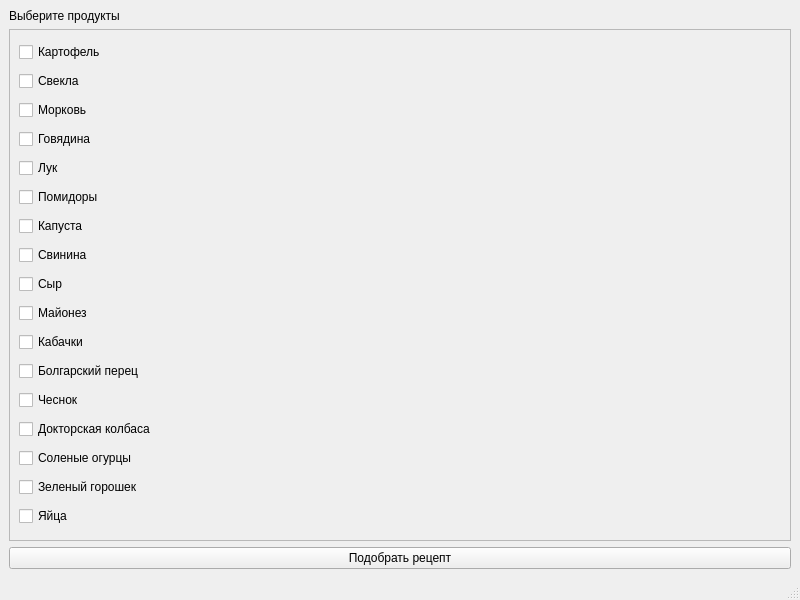
Aazmund/Be_Chef, file mainwindow.ui: the form before one commit.
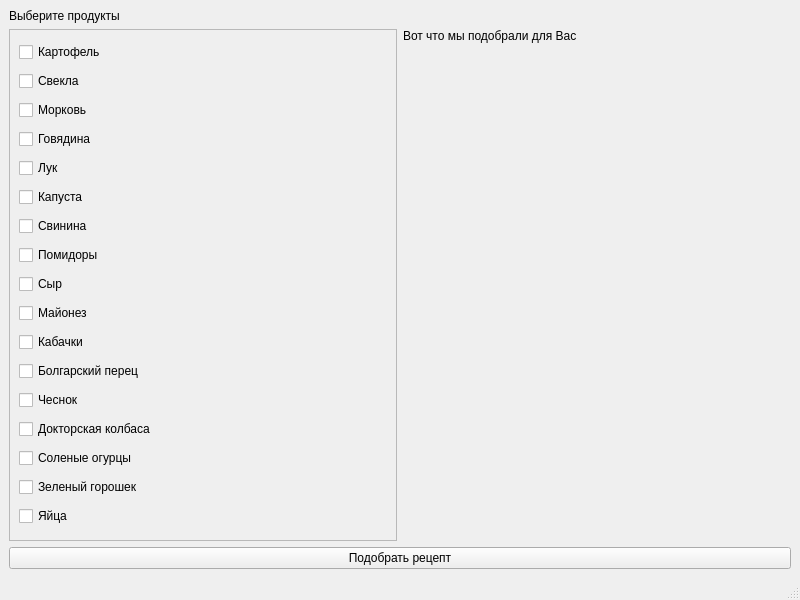
The form after the commit.

```diff
--- a/mainwindow.ui
+++ b/mainwindow.ui
@@ -23,6 +23,8 @@
      </widget>
     </item>
     <item>
+     <layout class="QHBoxLayout" name="horizontalLayout">
+      <item>
      <widget class="QScrollArea" name="scrollArea">
       <property name="widgetResizable">
        <bool>true</bool>
@@ -32,8 +34,8 @@
         <rect>
          <x>0</x>
          <y>0</y>
-         <width>774</width>
-         <height>467</height>
+           <width>380</width>
+           <height>465</height>
         </rect>
        </property>
        <layout class="QVBoxLayout" name="verticalLayout_2">
@@ -75,24 +77,24 @@
         <item>
          <widget class="QCheckBox" name="checkBox_6">
           <property name="text">
-           <string>Помидоры</string>
-          </property>
-         </widget>
-        </item>
-        <item>
-         <widget class="QCheckBox" name="checkBox_7">
-          <property name="text">
            <string>Капуста</string>
           </property>
          </widget>
         </item>
         <item>
-         <widget class="QCheckBox" name="checkBox_8">
+           <widget class="QCheckBox" name="checkBox_7">
           <property name="text">
            <string>Свинина</string>
           </property>
          </widget>
         </item>
+          <item>
+           <widget class="QCheckBox" name="checkBox_8">
+            <property name="text">
+             <string>Помидоры</string>
+            </property>
+           </widget>
+          </item>
         <item>
          <widget class="QCheckBox" name="checkBox_9">
           <property name="text">
@@ -159,6 +161,45 @@
        </layout>
       </widget>
      </widget>
+      </item>
+      <item>
+       <layout class="QVBoxLayout" name="verticalLayout_3">
+        <item>
+         <widget class="QLabel" name="label_2">
+          <property name="text">
+           <string>Вот что мы подобрали для Вас</string>
+          </property>
+         </widget>
+        </item>
+        <item>
+         <spacer name="verticalSpacer">
+          <property name="orientation">
+           <enum>Qt::Vertical</enum>
+          </property>
+          <property name="sizeHint" stdset="0">
+           <size>
+            <width>20</width>
+            <height>40</height>
+           </size>
+          </property>
+         </spacer>
+        </item>
+        <item>
+         <spacer name="horizontalSpacer">
+          <property name="orientation">
+           <enum>Qt::Horizontal</enum>
+          </property>
+          <property name="sizeHint" stdset="0">
+           <size>
+            <width>40</width>
+            <height>20</height>
+           </size>
+          </property>
+         </spacer>
+        </item>
+       </layout>
+      </item>
+     </layout>
     </item>
     <item>
      <widget class="QPushButton" name="pushButton">
```
Lines whose indentation alone changed are shown as unchanged.
